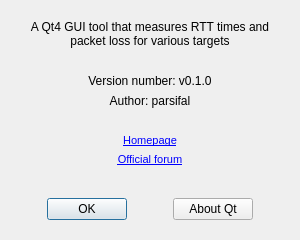
The window that dialogabout.ui (AlexGidarakos/QSpeedTest) describes before a commit, drawn with Qt 5.
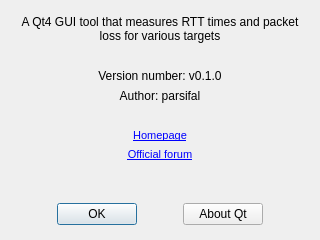
The same window after the commit.

```diff
--- a/dialogabout.ui
+++ b/dialogabout.ui
@@ -9,7 +9,7 @@
    <rect>
     <x>0</x>
     <y>0</y>
-    <width>300</width>
+    <width>320</width>
     <height>240</height>
    </rect>
   </property>
@@ -24,7 +24,7 @@
   </property>
   <layout class="QGridLayout" name="gridLayout">
    <property name="margin">
-    <number>20</number>
+    <number>15</number>
    </property>
    <item row="0" column="0">
     <widget class="QLabel" name="labelDescription">
```
